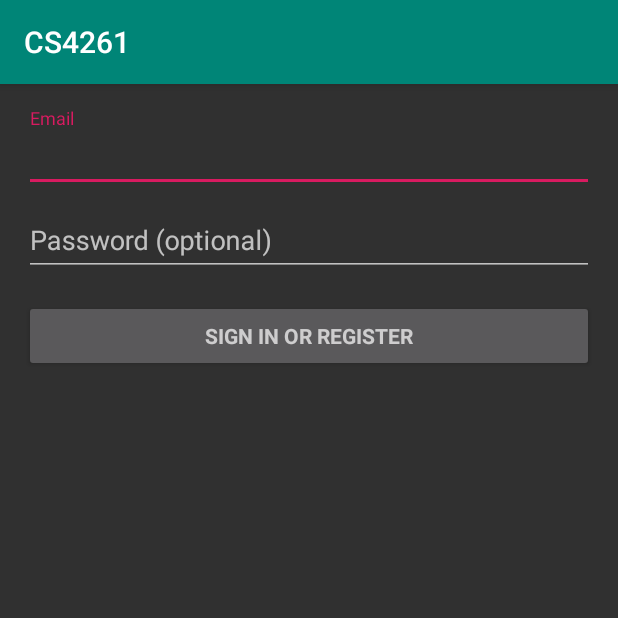
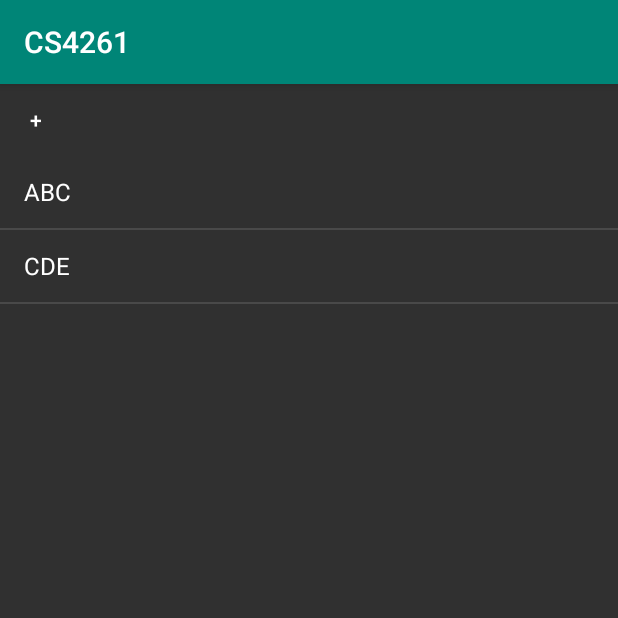
Before and after one commit to ngailapdi/CS4261-first-assignment, an Android app: the screen it shows after launch (LoginActivity before the commit, MainActivity after it), on a phone screen of 412 x 824 dp, the top half of it. Run offline under Robolectric (Android 15) with nearby library versions, the phone set to English and light mode, and no system bars.

Commit message:
main and view

```diff
--- /dev/null
+++ b/app/src/main/java/com/example/ngailapdi/cs4261/MainActivity.java
@@ -0,0 +1,44 @@
+package com.example.ngailapdi.cs4261;
+
+import android.content.Intent;
+import android.os.Bundle;
+import android.support.v7.app.AppCompatActivity;
+import android.view.View;
+import android.widget.AdapterView;
+import android.widget.ArrayAdapter;
+import android.widget.ListView;
+
+import java.util.ArrayList;
+
+public class MainActivity extends AppCompatActivity {
+
+    private ListView listViewTeams;
+    private ArrayList<String> teamsList;
+    private ArrayAdapter<String> arrayAdapter;
+
+    @Override
+    protected void onCreate(Bundle savedInstanceState) {
+        super.onCreate(savedInstanceState);
+        setContentView(R.layout.activity_main);
+
+        // Retrieve list from database
+        // hardcode
+        teamsList = new ArrayList<>();
+        teamsList.add("ABC");
+        teamsList.add("CDE");
+
+        // Display
+        listViewTeams = findViewById(R.id.team_list);
+        arrayAdapter = new ArrayAdapter<>(this, android.R.layout.simple_list_item_1, teamsList);
+        listViewTeams.setAdapter(arrayAdapter);
+
+        listViewTeams.setOnItemClickListener(new AdapterView.OnItemClickListener() {
+            @Override
+            public void onItemClick(AdapterView<?> adapterView, View view, int i, long l) {
+                Intent teamInfo = new Intent(getApplicationContext(), ViewTeamActivity.class);
+                teamInfo.putExtra("index", teamsList.get(i));
+                startActivity(teamInfo);
+            }
+        });
+    }
+}
--- /dev/null
+++ b/app/src/main/res/layout/activity_main.xml
@@ -0,0 +1,31 @@
+<?xml version="1.0" encoding="utf-8"?>
+<LinearLayout xmlns:android="http://schemas.android.com/apk/res/android"
+    android:layout_width="match_parent"
+    android:layout_height="match_parent"
+    android:orientation="vertical">
+
+    <Button
+        android:id="@+id/add_button"
+        style="@style/Widget.AppCompat.Button.Borderless"
+        android:layout_width="48dp"
+        android:layout_height="wrap_content"
+        android:onClick="add_team"
+        android:text="@string/add_button" />
+
+    <ListView
+        android:id="@+id/team_list"
+        style="@style/Widget.AppCompat.ListView"
+        android:layout_width="match_parent"
+        android:layout_height="match_parent"
+        android:scrollbars="vertical" />
+
+    <ScrollView
+        android:layout_width="match_parent"
+        android:layout_height="match_parent">
+
+        <LinearLayout
+            android:layout_width="match_parent"
+            android:layout_height="wrap_content"
+            android:orientation="vertical" />
+    </ScrollView>
+</LinearLayout>
--- a/app/src/main/res/values/strings.xml
+++ b/app/src/main/res/values/strings.xml
@@ -12,4 +12,5 @@
     <string name="permission_rationale">"Contacts permissions are needed for providing email
         completions."
     </string>
+    <string name="add_button">+</string>
 </resources>
```
Also changed, not shown: app/src/main/AndroidManifest.xml (+10 -1 lines), app/src/main/java/com/example/ngailapdi/cs4261/ViewTeamActivity.java (added, +20 -0 lines), app/src/main/res/layout/activity_view_team.xml (added, +11 -0 lines).
